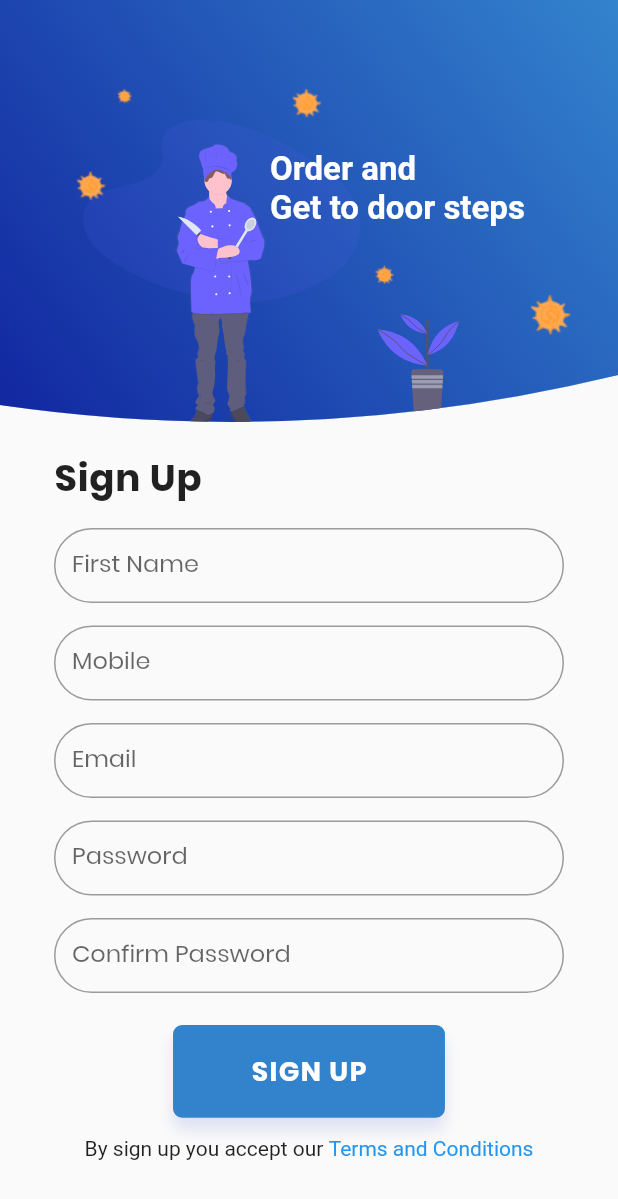
After one commit to sunilimpereal/sanchika, a Flutter app: the screen it shows after launch, after a tap on "SIGN IN", after a tap on "SignUp", on a phone screen of 412 x 824 dp. The commit adds this screen. Shown: the top 1199 px of the screen. Run offline on Flutter 3.47's test engine with Material 2 defaults, Android fonts, the light colour scheme and no system bars; our stand-ins replace bloc, carousel_slider, flutter_bloc, flutter_screenutil, flutter_svg, font_awesome_flutter and 4 more; missing offline and left inert: dart:ffi, favorite_button, otp_screen, swipedetector.

Commit message:
refactored authentication

```diff
--- a/lib/main.dart
+++ b/lib/main.dart
@@ -2,12 +2,18 @@
 import 'package:flutter/services.dart';
 import 'package:sanchika/menu_dashboard/menu_dashboard.dart';
 import 'package:sanchika/pages/authentication/login_page.dart';
+import 'package:shared_preferences/shared_preferences.dart';
 
-void main() {
-  runApp(MyApp());
+void main() async {
+  WidgetsFlutterBinding.ensureInitialized();
+  SharedPreferences preferences = await SharedPreferences.getInstance();
+  var logged = preferences.getString('login');
+  runApp(MyApp(logged: logged));
 }
 
 class MyApp extends StatelessWidget {
+  String logged;
+  MyApp({this.logged});
   // This widget is the root of your application.
   @override
   Widget build(BuildContext context) {
@@ -21,7 +27,7 @@
         primarySwatch: Colors.blue,
         visualDensity: VisualDensity.adaptivePlatformDensity,
       ),
-      home: LoginPage(),
+      home: logged == null ? LoginPage() : MenuDashboard(),
     );
   }
 }
--- a/lib/pages/authentication/login_page.dart
+++ b/lib/pages/authentication/login_page.dart
@@ -8,7 +8,9 @@
 import 'package:sanchika/pages/ui/widget/forgotPassword.dart';
 import 'package:sanchika/services/api_service.dart';
 import 'package:sanchika/utils/constants.dart';
+import 'package:sanchika/utils/progressHUD.dart';
 import 'package:sanchika/widgets/header_login.dart';
+import 'package:shared_preferences/shared_preferences.dart';
 
 class LoginPage extends StatefulWidget {
   @override
@@ -21,6 +23,7 @@
   final controller = ScrollController();
   double offset = 0;
   LoginRequestModel requestModel;
+  bool isApiCallProcess = false;
   @override
   void initState() {
     super.initState();
@@ -29,6 +32,15 @@
 
   @override
   Widget build(BuildContext context) {
+    return ProgressHUD(
+      child: _uiSetup(context),
+      inAsyncCall: isApiCallProcess,
+      opacity: 0.4,
+    );
+  }
+
+  @override
+  Widget _uiSetup(BuildContext context) {
     User user = new User();
     ScreenUtil.instance = ScreenUtil.getInstance()..init(context);
     ScreenUtil.instance =
@@ -223,12 +235,23 @@
                                     onTap: () {
                                       //Login Button
                                       if (validateAndSave()) {
+                                        setState(() {
+                                          isApiCallProcess = true;
+                                        });
                                         APIService apiService = APIService();
                                         print(requestModel.toJson());
                                         apiService
                                             .login(requestModel)
-                                            .then((value) {
+                                            .then((value) async {
+                                          SharedPreferences preferences =
+                                              await SharedPreferences
+                                                  .getInstance();
+                                          preferences.setString(
+                                              'login', 'logged');
                                           print(value.toJson());
+                                          setState(() {
+                                            isApiCallProcess = false;
+                                          });
                                           Navigator.push(
                                             context,
                                             MaterialPageRoute(
--- a/lib/pages/authentication/signup_page.dart
+++ b/lib/pages/authentication/signup_page.dart
@@ -6,6 +6,7 @@
 import 'package:sanchika/pages/ui/widget/termsConditions.dart';
 import 'package:sanchika/services/api_service.dart';
 import 'package:sanchika/utils/constants.dart';
+import 'package:sanchika/utils/progressHUD.dart';
 import 'package:sanchika/widgets/header_login.dart';
 
 class SignupPage extends StatefulWidget {
@@ -20,6 +21,7 @@
 
   RegisterRequestModel requestModel;
   APIService apiService;
+  bool isApiCallProcess = false;
   @override
   void initState() {
     super.initState();
@@ -29,6 +31,15 @@
 
   @override
   Widget build(BuildContext context) {
+    return ProgressHUD(
+      child: _uiSetup(context),
+      inAsyncCall: isApiCallProcess,
+      opacity: 0.2,
+    );
+  }
+
+  @override
+  Widget _uiSetup(BuildContext context) {
     User user = new User();
     ScreenUtil.instance = ScreenUtil.getInstance()..init(context);
     ScreenUtil.instance =
@@ -256,19 +267,34 @@
                                     child: InkWell(
                                       onTap: () {
                                         if (validateAndSave()) {
+                                          setState(() {
+                                            isApiCallProcess = true;
+                                          });
                                           APIService apiService = APIService();
                                           print(requestModel.toJson());
                                           apiService
                                               .register(requestModel)
                                               .then((value) {
                                             print(value.toJson());
+                                            apiService
+                                                .getotp(requestModel.mobile)
+                                                .then((value) {
+                                              setState(() {
+                                                isApiCallProcess = true;
+                                              });
+                                              Navigator.push(
+                                                context,
+                                                MaterialPageRoute(
+                                                    builder: (context) => Otp(
+                                                          otp: value,
+                                                          mobileNumber:
+                                                              requestModel
+                                                                  .mobile,
+                                                        )),
+                                              );
+                                            });
                                           });
                                         }
-                                        // Navigator.push(
-                                        //   context,
-                                        //   MaterialPageRoute(
-                                        //       builder: (context) => Otp()),
-                                        // );
                                       },
                                       child: Center(
                                         child: Text(
--- a/lib/pages/ui/widget/admin_wait.dart
+++ b/lib/pages/ui/widget/admin_wait.dart
@@ -10,11 +10,6 @@
   @override
   Widget build(BuildContext context) {
     return Scaffold(
-      appBar: AppBar(
-        iconTheme: IconThemeData(color: Colors.black),
-        backgroundColor: Colors.white,
-        elevation: 0,
-      ),
       body: Container(
         child: Column(
           children: [
--- /dev/null
+++ b/lib/utils/progressHUD.dart
@@ -0,0 +1,42 @@
+import 'package:flutter/material.dart';
+
+class ProgressHUD extends StatelessWidget {
+  final Widget child;
+  final bool inAsyncCall;
+  final double opacity;
+  final color;
+  final Animation<Color> valueColor;
+  ProgressHUD({
+    Key key,
+    this.child,
+    this.inAsyncCall,
+    this.opacity,
+    this.color,
+    this.valueColor,
+  }) : super(key: key);
+  @override
+  Widget build(BuildContext context) {
+    List<Widget> widgetList = new List<Widget>();
+    widgetList.add(child);
+    if (inAsyncCall) {
+      final modal = new Stack(
+        children: [
+          new Opacity(
+            opacity: opacity,
+            child: ModalBarrier(
+              dismissible: false,
+              color: color,
+            ),
+          ),
+          new Center(
+            child: new CircularProgressIndicator(),
+          ),
+        ],
+      );
+      widgetList.add(modal);
+    }
+    return Stack(
+      children: widgetList,
+    );
+  }
+}
--- a/pubspec.yaml
+++ b/pubspec.yaml
@@ -41,6 +41,8 @@
   flutter_launcher_icons: "^0.8.1"
   otp_screen:
   http: ^0.12.2
+  shared_preferences:
+  toast: ^0.1.5
 
 dev_dependencies:
   flutter_test:
```
Also changed, not shown: lib/pages/ui/screens/profile.dart (+22 -1 lines), lib/pages/ui/widget/otp.dart (+7 -3 lines), lib/services/api_service.dart (+23 -7 lines), pubspec.lock.
